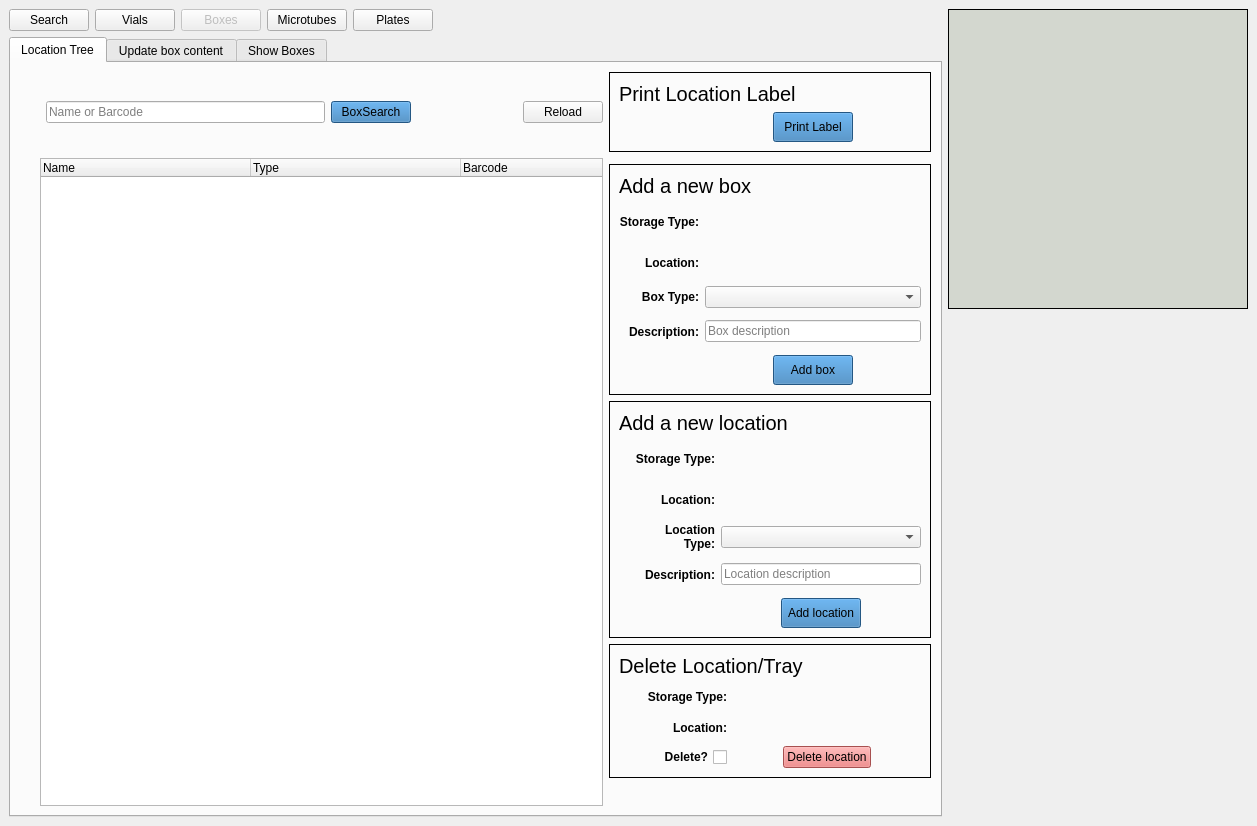
Above: frontend/assets/boxeswindow.ui from dahlbma/cello before the change. Below: the same form after it.
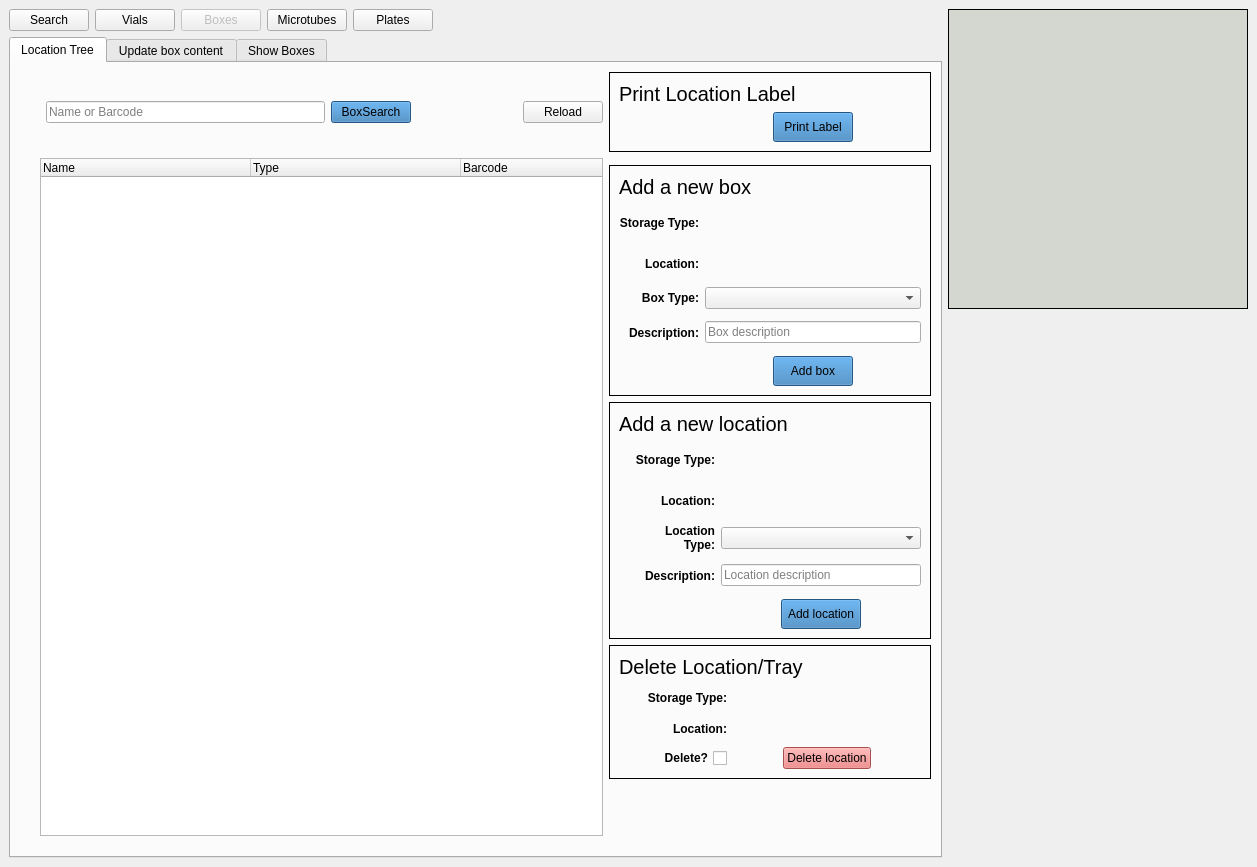
That is the form after the change.

```diff
--- a/frontend/assets/boxeswindow.ui
+++ b/frontend/assets/boxeswindow.ui
@@ -7,7 +7,7 @@
     <x>0</x>
     <y>0</y>
     <width>1257</width>
-    <height>817</height>
+    <height>867</height>
    </rect>
   </property>
   <property name="windowTitle">
```
